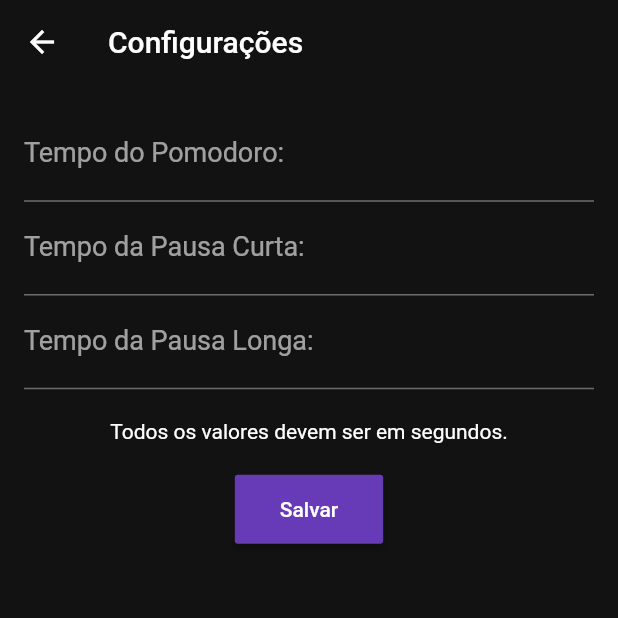
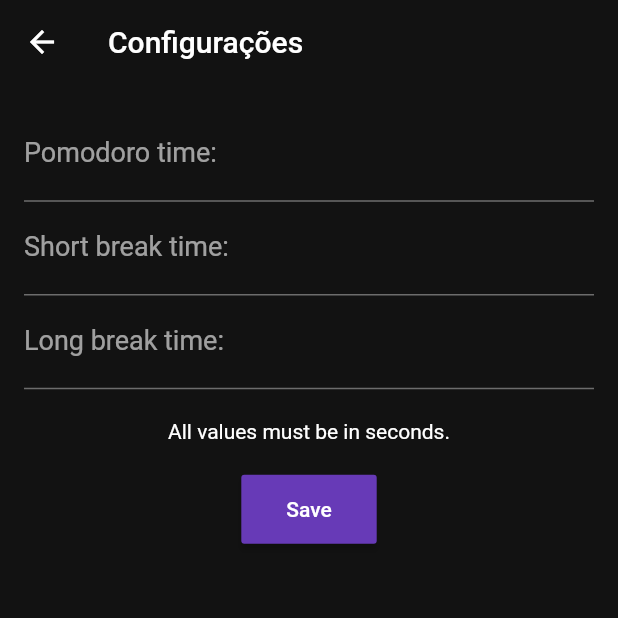
Before and after one commit to imjonasr/pomodoro, a Flutter app: the screen it shows after launch, after a tap on the "settings" icon, on a phone screen of 412 x 824 dp, the top half of it. Run offline on Flutter 3.47's test engine with Material 2 defaults, Android fonts, the light colour scheme and no system bars; our stand-ins replace shared_preferences; missing offline and left inert: shared_preferences_web.

Commit message:
:zap: Change language from Portuguese to English

```diff
--- a/lib/home.dart
+++ b/lib/home.dart
@@ -127,7 +127,7 @@ class _HomeState extends State<Home> {
             ),
             Center(
               child: Text(
-                "Você já fez $pomodoros pomodoros.",
+                "You already did $pomodoros pomodoros.",
                 style: TextStyle(
                   fontSize: 18,
                   fontWeight: FontWeight.w200,
--- a/lib/settings.dart
+++ b/lib/settings.dart
@@ -43,7 +43,7 @@ class _SettingsState extends State<Settings> {
               ),
               controller: _timePomodoro,
               decoration: InputDecoration(
-                labelText: "Tempo do Pomodoro:",
+                labelText: "Pomodoro time:",
               ),
             ),
             TextField(
@@ -54,7 +54,7 @@ class _SettingsState extends State<Settings> {
               ),
               controller: _timePausaCurta,
               decoration: InputDecoration(
-                labelText: "Tempo da Pausa Curta:",
+                labelText: "Short break time:",
               ),
             ),
             TextField(
@@ -65,18 +65,18 @@ class _SettingsState extends State<Settings> {
               ),
               controller: _timePausaLonga,
               decoration: InputDecoration(
-                labelText: "Tempo da Pausa Longa:",
+                labelText: "Long break time:",
               ),
             ),
             SizedBox(height: 20,),
             Center(
-              child: Text("Todos os valores devem ser em segundos."),
+              child: Text("All values must be in seconds."),
             ),
             SizedBox(height: 20,),
             RaisedButton(
               color: Colors.deepPurple,
               padding: EdgeInsets.fromLTRB(30, 15, 30, 15),
-              child: Text("Salvar"),
+              child: Text("Save"),
               onPressed: _saveSettings
             )
           ],
```
